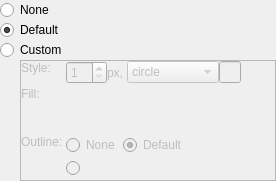
Before: the Qt Designer form code/casaqt/QtUtilities/PlotSymbolWidget.ui in radio-astro/casa, drawn with Qt 5.
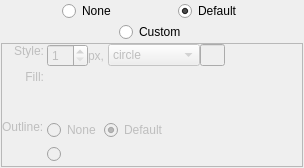
After: the same form once the commit is applied.

Commit message: New Development: No             JIRA Issue: CAS-6262         Ready for Test: Yes      Interface Changes: Yes What Interface Changed: Please list interface changes          Test Programs: See test directory   Put in Release Notes: No              Module(s): plotms            Description: Symbol changes force a reload of plotms.

The edit to the form file:
```diff
--- a/code/casaqt/QtUtilities/PlotSymbolWidget.ui
+++ b/code/casaqt/QtUtilities/PlotSymbolWidget.ui
@@ -1,81 +1,129 @@
 <ui version="4.0" >
  <class>SymbolWidget</class>
- <widget class="QWidget" name="SymbolWidget" >
-  <property name="geometry" >
+ <widget class="QWidget" name="SymbolWidget">
+  <property name="geometry">
    <rect>
     <x>0</x>
     <y>0</y>
-    <width>276</width>
-    <height>181</height>
+    <width>304</width>
+    <height>168</height>
    </rect>
   </property>
   <property name="windowTitle" >
    <string>Plot Symbol Widget</string>
   </property>
-  <layout class="QVBoxLayout" >
-   <property name="spacing" >
-    <number>0</number>
+  <layout class="QVBoxLayout" name="verticalLayout">
+   <property name="spacing">
+    <number>1</number>
    </property>
-   <property name="leftMargin" >
-    <number>0</number>
+   <property name="margin">
+    <number>1</number>
    </property>
-   <property name="topMargin" >
-    <number>0</number>
-   </property>
-   <property name="rightMargin" >
-    <number>0</number>
-   </property>
-   <property name="bottomMargin" >
-    <number>0</number>
-   </property>
    <item>
-    <widget class="QRadioButton" name="noneButton" >
-     <property name="text" >
-      <string>None</string>
-     </property>
-    </widget>
+    <layout class="QHBoxLayout" name="horizontalLayout">
+     <item>
+      <spacer name="horizontalSpacer">
+       <property name="orientation">
+        <enum>Qt::Horizontal</enum>
+       </property>
+       <property name="sizeHint" stdset="0">
+        <size>
+         <width>40</width>
+         <height>20</height>
+        </size>
+       </property>
+      </spacer>
+     </item>
+     <item>
+      <widget class="QRadioButton" name="noneButton">
+       <property name="text">
+        <string>None</string>
+       </property>
+      </widget>
+     </item>
+     <item>
+      <spacer name="horizontalSpacer_3">
+       <property name="orientation">
+        <enum>Qt::Horizontal</enum>
+       </property>
+       <property name="sizeHint" stdset="0">
+        <size>
+         <width>40</width>
+         <height>20</height>
+        </size>
+       </property>
+      </spacer>
+     </item>
+     <item>
+      <widget class="QRadioButton" name="defaultButton">
+       <property name="text">
+        <string>Default</string>
+       </property>
+       <property name="checked">
+        <bool>true</bool>
+       </property>
+      </widget>
+     </item>
+     <item>
+      <spacer name="horizontalSpacer_2">
+       <property name="orientation">
+        <enum>Qt::Horizontal</enum>
+       </property>
+       <property name="sizeHint" stdset="0">
+        <size>
+         <width>40</width>
+         <height>20</height>
+        </size>
+       </property>
+      </spacer>
+     </item>
+    </layout>
    </item>
    <item>
-    <widget class="QRadioButton" name="defaultButton" >
-     <property name="text" >
-      <string>Default</string>
-     </property>
-     <property name="checked" >
-      <bool>true</bool>
-     </property>
-    </widget>
+    <layout class="QHBoxLayout" name="horizontalLayout_2">
+     <item>
+      <spacer name="horizontalSpacer_4">
+       <property name="orientation">
+        <enum>Qt::Horizontal</enum>
+       </property>
+       <property name="sizeHint" stdset="0">
+        <size>
+         <width>40</width>
+         <height>20</height>
+        </size>
+       </property>
+      </spacer>
+     </item>
+     <item>
+      <widget class="QRadioButton" name="customButton">
+       <property name="text">
+        <string>Custom</string>
+       </property>
+      </widget>
+     </item>
+     <item>
+      <spacer name="horizontalSpacer_5">
+       <property name="orientation">
+        <enum>Qt::Horizontal</enum>
+       </property>
+       <property name="sizeHint" stdset="0">
+        <size>
+         <width>40</width>
+         <height>20</height>
+        </size>
+       </property>
+      </spacer>
+     </item>
+    </layout>
    </item>
    <item>
-    <widget class="QRadioButton" name="customButton" >
-     <property name="text" >
-      <string>Custom</string>
-     </property>
-    </widget>
-   </item>
-   <item>
-    <layout class="QHBoxLayout" >
-     <property name="spacing" >
+    <layout class="QHBoxLayout">
+     <property name="spacing">
       <number>0</number>
      </property>
      <item>
-      <spacer>
-       <property name="orientation" >
-        <enum>Qt::Horizontal</enum>
-       </property>
-       <property name="sizeType" >
-        <enum>QSizePolicy::Fixed</enum>
-       </property>
-       <property name="sizeHint" >
-        <size>
-         <width>20</width>
-         <height>20</height>
-        </size>
-       </property>
-      </spacer>
-     </item>
-     <item>
-      <widget class="QFrame" name="customFrame" >
-       <property name="enabled" >
+      <widget class="QFrame" name="customFrame">
+       <property name="enabled">
         <bool>false</bool>
        </property>
        <property name="frameShape" >
@@ -84,56 +132,44 @@
        <property name="frameShadow" >
         <enum>QFrame::Raised</enum>
        </property>
-       <layout class="QGridLayout" >
-        <property name="leftMargin" >
+       <layout class="QGridLayout">
+        <property name="margin">
          <number>0</number>
         </property>
-        <property name="topMargin" >
-         <number>0</number>
-        </property>
-        <property name="rightMargin" >
-         <number>0</number>
-        </property>
-        <property name="bottomMargin" >
-         <number>0</number>
-        </property>
-        <property name="horizontalSpacing" >
+        <property name="spacing">
          <number>3</number>
         </property>
-        <property name="verticalSpacing" >
-         <number>3</number>
-        </property>
-        <item row="0" column="0" >
-         <widget class="QLabel" name="styleLabel" >
-          <property name="text" >
+        <item row="0" column="0">
+         <widget class="QLabel" name="styleLabel">
+          <property name="text">
            <string>Style:</string>
           </property>
-          <property name="alignment" >
-           <set>Qt::AlignLeading|Qt::AlignLeft|Qt::AlignTop</set>
+          <property name="alignment">
+           <set>Qt::AlignRight|Qt::AlignTop|Qt::AlignTrailing</set>
           </property>
          </widget>
         </item>
-        <item row="0" column="1" >
-         <layout class="QHBoxLayout" >
-          <property name="spacing" >
+        <item row="0" column="1">
+         <layout class="QHBoxLayout">
+          <property name="spacing">
            <number>0</number>
           </property>
           <item>
-           <widget class="QSpinBox" name="size" >
-            <property name="minimum" >
+           <widget class="QSpinBox" name="size">
+            <property name="minimum">
              <number>1</number>
             </property>
            </widget>
           </item>
           <item>
-           <widget class="QLabel" name="sizeLabel" >
-            <property name="text" >
+           <widget class="QLabel" name="sizeLabel">
+            <property name="text">
              <string>px, </string>
             </property>
            </widget>
           </item>
           <item>
-           <widget class="QComboBox" name="style" >
+           <widget class="QComboBox" name="style">
             <item>
              <property name="text" >
               <string>circle</string>
@@ -167,8 +203,8 @@
            </widget>
           </item>
           <item>
-           <widget class="QLineEdit" name="charEdit" >
-            <property name="enabled" >
+           <widget class="QLineEdit" name="charEdit">
+            <property name="enabled">
              <bool>false</bool>
             </property>
             <property name="maximumSize" >
@@ -187,7 +223,7 @@
             <property name="orientation" >
              <enum>Qt::Horizontal</enum>
             </property>
-            <property name="sizeHint" >
+            <property name="sizeHint" stdset="0">
              <size>
               <width>40</width>
               <height>20</height>
@@ -197,19 +233,19 @@
           </item>
          </layout>
         </item>
-        <item row="1" column="0" >
-         <widget class="QLabel" name="fillLabel" >
-          <property name="text" >
+        <item row="1" column="0">
+         <widget class="QLabel" name="fillLabel">
+          <property name="text">
            <string>Fill:</string>
           </property>
-          <property name="alignment" >
-           <set>Qt::AlignLeading|Qt::AlignLeft|Qt::AlignTop</set>
+          <property name="alignment">
+           <set>Qt::AlignRight|Qt::AlignTop|Qt::AlignTrailing</set>
           </property>
          </widget>
         </item>
-        <item row="1" column="1" >
-         <widget class="QFrame" name="fillFrame" >
-          <property name="frameShape" >
+        <item row="1" column="1">
+         <widget class="QFrame" name="fillFrame">
+          <property name="frameShape">
            <enum>QFrame::NoFrame</enum>
           </property>
           <property name="frameShadow" >
@@ -217,9 +253,9 @@
           </property>
          </widget>
         </item>
-        <item row="2" column="0" >
-         <widget class="QLabel" name="outlineLabel" >
-          <property name="text" >
+        <item row="2" column="0">
+         <widget class="QLabel" name="outlineLabel">
+          <property name="text">
            <string>Outline:</string>
           </property>
           <property name="alignment" >
@@ -227,16 +263,16 @@
           </property>
          </widget>
         </item>
-        <item row="2" column="1" >
-         <layout class="QVBoxLayout" >
-          <property name="spacing" >
+        <item row="2" column="1">
+         <layout class="QVBoxLayout">
+          <property name="spacing">
            <number>3</number>
           </property>
           <item>
-           <layout class="QHBoxLayout" >
+           <layout class="QHBoxLayout">
             <item>
-             <widget class="QRadioButton" name="outlineNone" >
-              <property name="text" >
+             <widget class="QRadioButton" name="outlineNone">
+              <property name="text">
                <string>None</string>
               </property>
               <property name="checked" >
@@ -245,8 +281,8 @@
              </widget>
             </item>
             <item>
-             <widget class="QRadioButton" name="outlineDefault" >
-              <property name="text" >
+             <widget class="QRadioButton" name="outlineDefault">
+              <property name="text">
                <string>Default</string>
               </property>
               <property name="checked" >
@@ -270,32 +306,23 @@
            </layout>
           </item>
           <item>
-           <widget class="QFrame" name="outlineCustomFrame" >
-            <property name="frameShape" >
+           <widget class="QFrame" name="outlineCustomFrame">
+            <property name="frameShape">
              <enum>QFrame::NoFrame</enum>
             </property>
             <property name="frameShadow" >
              <enum>QFrame::Raised</enum>
             </property>
-            <layout class="QHBoxLayout" >
-             <property name="spacing" >
+            <layout class="QHBoxLayout">
+             <property name="spacing">
               <number>0</number>
              </property>
-             <property name="leftMargin" >
-              <number>0</number>
-             </property>
-             <property name="topMargin" >
-              <number>0</number>
-             </property>
-             <property name="rightMargin" >
-              <number>0</number>
-             </property>
-             <property name="bottomMargin" >
+             <property name="margin">
               <number>0</number>
              </property>
              <item>
-              <widget class="QRadioButton" name="outlineCustom" >
-               <property name="text" >
+              <widget class="QRadioButton" name="outlineCustom">
+               <property name="text">
                 <string/>
                </property>
               </widget>
@@ -312,10 +339,10 @@
              </item>
              <item>
               <spacer>
-               <property name="orientation" >
+               <property name="orientation">
                 <enum>Qt::Horizontal</enum>
                </property>
-               <property name="sizeHint" >
+               <property name="sizeHint" stdset="0">
                 <size>
                  <width>40</width>
                  <height>20</height>
@@ -335,13 +362,13 @@
    </item>
    <item>
     <spacer>
-     <property name="orientation" >
+     <property name="orientation">
       <enum>Qt::Vertical</enum>
      </property>
-     <property name="sizeType" >
+     <property name="sizeType">
       <enum>QSizePolicy::Preferred</enum>
      </property>
-     <property name="sizeHint" >
+     <property name="sizeHint" stdset="0">
       <size>
        <width>20</width>
        <height>0</height>
```
Left out of the diff: 51 changed lines with no effect on the pictures. The commit also changes 21 other files.
